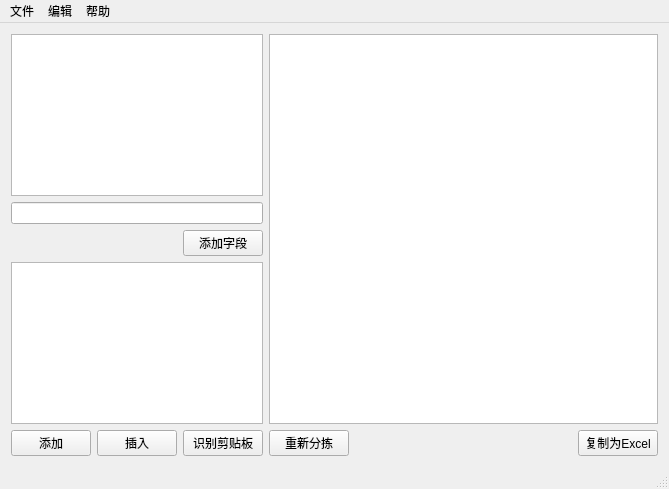
Old version of the form ListAutoSort/ListAutoSort.ui in the repository iwxyi/ListAutoSort.
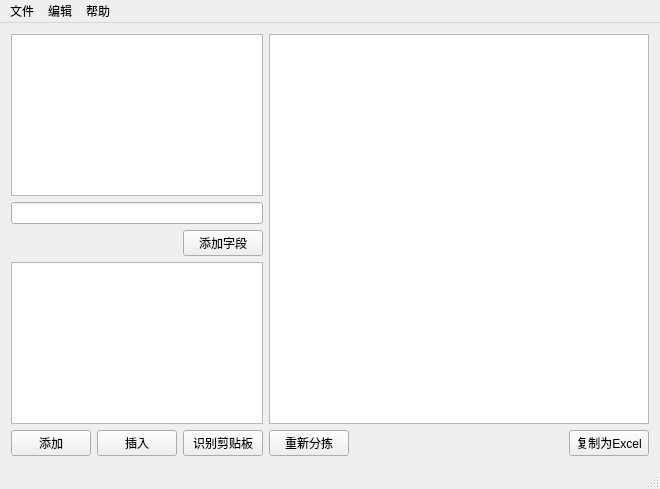
New version of the form.

What changed in the file:
```diff
--- a/ListAutoSort/ListAutoSort.ui
+++ b/ListAutoSort/ListAutoSort.ui
@@ -6,7 +6,7 @@
    <rect>
     <x>0</x>
     <y>0</y>
-    <width>669</width>
+    <width>660</width>
     <height>489</height>
    </rect>
   </property>
@@ -202,7 +202,7 @@
     <rect>
      <x>0</x>
      <y>0</y>
-     <width>669</width>
+     <width>660</width>
      <height>23</height>
     </rect>
    </property>
```
